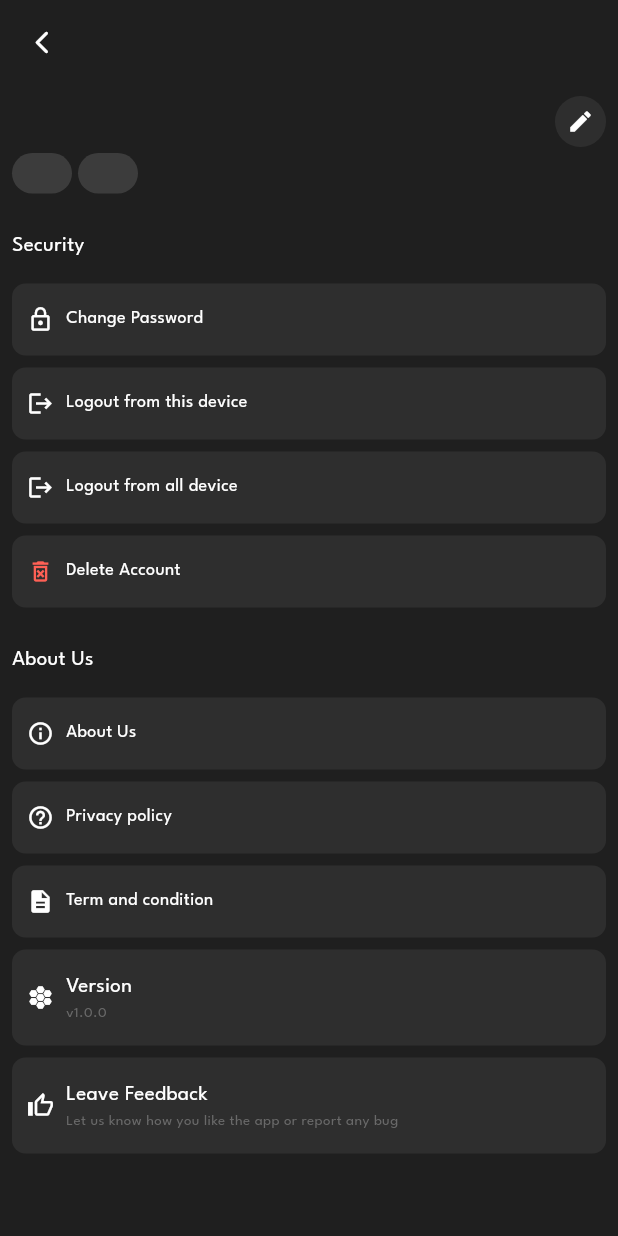
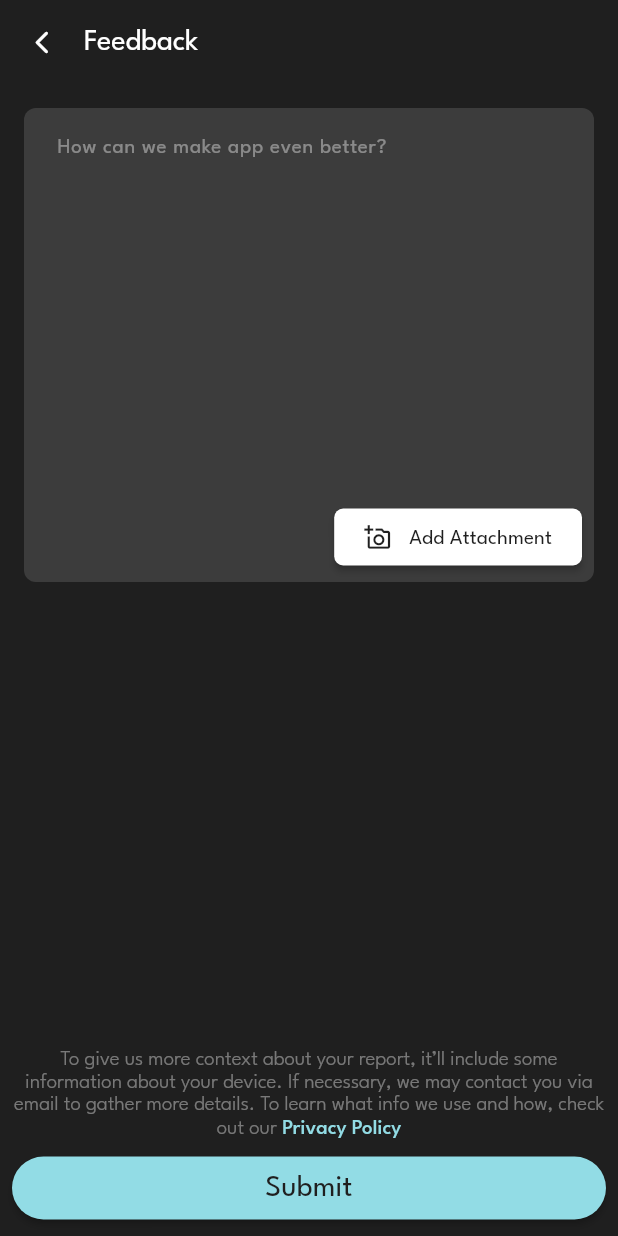
Before and after one commit to bhagwanZaki/Todo-App, a Flutter app: the SettingScreen screen opened by its route, after a tap on "Leave Feedback", on a phone screen of 412 x 824 dp. Run offline on Flutter 3.47's test engine with Material 3 defaults, Android fonts, the phone set to English and light mode, and no system bars; our stand-ins replace flutter_slidable, fluttertoast, image_picker, shared_preferences; accounts and stored records are empty.

Commit message:
about us pages completed and feedback page UI done

```diff
--- a/lib/constant/routes.dart
+++ b/lib/constant/routes.dart
@@ -10,4 +10,8 @@ class Routes {
   static String settingScreen = "/settingScreen";
   static String mainScreen = "/mainScreen";
   static String verifyPasswordScreen = "/verifyPasswordScreen";
+  static String aboutScreen = "/aboutScreen";
+  static String privacyPolicyScreen = "/privacyPolicyScreen";
+  static String termAndConditionScreen = "/termAndConditionScreen";
+  static String feedbackScreen = "/feedbackScreen";
 }
--- a/lib/main.dart
+++ b/lib/main.dart
@@ -4,6 +4,10 @@ import 'package:todo/provier/auth_provider.dart';
 import 'package:todo/provier/todo_provider.dart';
 import 'package:todo/screen/auth/login_screen.dart';
 import 'package:todo/screen/auth/register_screen.dart';
+import 'package:todo/screen/profile/about/about_page.dart';
+import 'package:todo/screen/profile/about/feedback_page.dart';
+import 'package:todo/screen/profile/about/privacy_policy_screen.dart';
+import 'package:todo/screen/profile/about/term_and_condition_screen.dart';
 import 'package:todo/screen/profile/setting_screen.dart';
 import 'package:todo/screen/main/todo_list_screen.dart';
 import 'package:todo/screen/password/forget_password_screen.dart';
@@ -54,6 +58,12 @@ class MyApp extends StatelessWidget {
                 const ForgetPasswordScreen(),
             Routes.verifyPasswordScreen: (context) =>
                 const VerifyPasswordScreen(),
+            Routes.aboutScreen: (context) => const AboutPage(),
+            Routes.privacyPolicyScreen: (context) =>
+                const PrivacyPolicyScreen(),
+            Routes.termAndConditionScreen: (context) =>
+                const TermAndConditionScreen(),
+            Routes.feedbackScreen: (context) => const FeedbackPage(),
           },
         ),
       ),
--- /dev/null
+++ b/lib/screen/profile/about/feedback_page.dart
@@ -0,0 +1,228 @@
+import 'dart:io';
+
+import 'package:flutter/gestures.dart';
+import 'package:flutter/material.dart';
+import 'package:image_picker/image_picker.dart';
+import 'package:todo/constant/routes.dart';
+import 'package:todo/theme/app_color.dart';
+import 'package:todo/utils/common.dart';
+
+class FeedbackPage extends StatefulWidget {
+  const FeedbackPage({super.key});
+
+  @override
+  State<FeedbackPage> createState() => _FeedbackPageState();
+}
+
+class _FeedbackPageState extends State<FeedbackPage> {
+  TextEditingController _editTextController = TextEditingController();
+  ScrollController _scrollController = ScrollController();
+  File? uploadedImage;
+  bool isImageSelected = false;
+
+  @override
+  Widget build(BuildContext context) {
+    return Scaffold(
+      appBar: AppBar(
+        title: Text("Feedback"),
+      ),
+      bottomNavigationBar: Padding(
+        padding: const EdgeInsets.all(8.0),
+        child: Column(
+          mainAxisSize: MainAxisSize.min,
+          children: [
+            Padding(
+              padding: EdgeInsets.symmetric(
+                  horizontal: Common.isMediumScreen(context) ? 80 : 0),
+              child: RichText(
+                  textAlign: TextAlign.center,
+                  text: TextSpan(
+                      text:
+                          "To give us more context about your report, it’ll include some information about your device. If necessary, we may contact you via email to gather more details. To learn what info we use and how, check out our",
+                      style: TextStyle(
+                          height: 1.1,
+                          fontFamily: 'Spartan',
+                          fontWeight: FontWeight.w300,
+                          fontSize: 14,
+                          color: AppColor.white40),
+                      children: [
+                        TextSpan(
+                            text: " Privacy Policy",
+                            recognizer: TapGestureRecognizer()
+                              ..onTap = () => Navigator.pushNamed(
+                                  context, Routes.privacyPolicyScreen),
+                            style: TextStyle(
+                              height: 1.2,
+                              fontSize: 14,
+                              color: AppColor.blue,
+                              fontWeight: FontWeight.w500,
+                              fontFamily: 'Spartan',
+                            )),
+                      ])),
+            ),
+            const SizedBox(
+              height: 8,
+            ),
+            MaterialButton(
+              minWidth: double.infinity,
+              color: AppColor.blue,
+              shape: RoundedRectangleBorder(
+                  borderRadius: BorderRadius.circular(50)),
+              onPressed: () {},
+              child: Padding(
+                padding: const EdgeInsets.all(12.0),
+                child: Text(
+                  "Submit",
+                  textAlign: TextAlign.center,
+                  style: TextStyle(
+                    height: 0,
+                    fontSize: 20,
+                    color: AppColor.black,
+                    fontWeight: FontWeight.w400,
+                  ),
+                ),
+              ),
+            )
+          ],
+        ),
+      ),
+      body: SingleChildScrollView(
+          padding: const EdgeInsets.all(16),
+          child: Container(
+            padding: const EdgeInsets.symmetric(horizontal: 8, vertical: 6),
+            decoration: BoxDecoration(
+                color: AppColor.textInput,
+                borderRadius: BorderRadius.circular(8)),
+            child: Column(
+              mainAxisSize: MainAxisSize.min,
+              children: [
+                Row(
+                  children: [
+                    if (isImageSelected)
+                      Stack(
+                        clipBehavior: Clip.none,
+                        children: [
+                          Padding(
+                            padding: const EdgeInsets.symmetric(
+                                vertical: 16, horizontal: 8),
+                            child: Container(
+                              decoration: BoxDecoration(
+                                borderRadius: BorderRadius.circular(8),
+                              ),
+                              child: ClipRRect(
+                                borderRadius: BorderRadius.circular(8.0),
+                                child: Image.file(
+                                  uploadedImage!,
+                                  // height: 400,
+                                  width: 200,
+                                  fit: BoxFit.fitWidth,
+                                ),
+                              ),
+                            ),
+                          ),
+                          Positioned(
+                            top: 6,
+                            right: -2,
+                            child: InkWell(
+                                onTap: () {
+                                  setState(() {
+                                    uploadedImage = null;
+                                    isImageSelected = false;
+                                  });
+                                },
+                                child: Ink(
+                                  child: Container(
+                                      padding: const EdgeInsets.all(4),
+                                      decoration: BoxDecoration(
+                                        shape: BoxShape.circle,
+                                        color: AppColor.red,
+                                      ),
+                                      child: Icon(
+                                        Icons.close,
+                                        size: 14,
+                                      )),
+                                )),
+                          )
+                        ],
+                      ),
+                    isImageSelected
+                        ? SizedBox(
+                            width: 8,
+                          )
+                        : SizedBox(),
+                    Expanded(
+                      child: Scrollbar(
+                        controller: _scrollController,
+                        child: TextFormField(
+                          controller: _editTextController,
+                          maxLines: 10,
+                          decoration: InputDecoration(
+                              hintText: "How can we make app even better?",
+                              fillColor: Colors.transparent,
+                              enabledBorder: transparentTextFieldBorder(),
+                              focusedBorder: transparentTextFieldBorder(),
+                              errorBorder: transparentTextFieldBorder()),
+                        ),
+                      ),
+                    )
+                  ],
+                ),
+                Align(
+                  alignment: Alignment.centerRight,
+                  child: MaterialButton(
+                    onPressed: () async {
+                      var pickedFile = await ImagePicker()
+                          .pickImage(source: ImageSource.gallery);
+                      if (pickedFile != null) {
+                        setState(() {
+                          uploadedImage = File(pickedFile.path);
+                          isImageSelected = true;
+                        });
+                      }
+                    },
+                    shape: RoundedRectangleBorder(
+                        borderRadius: BorderRadius.circular(6)),
+                    color: Colors.white,
+                    child: Padding(
+                      padding: const EdgeInsets.symmetric(
+                          horizontal: 4, vertical: 10),
+                      child: Row(
+                        mainAxisSize: MainAxisSize.min,
+                        crossAxisAlignment: CrossAxisAlignment.center,
+                        children: [
+                          Icon(
+                            Icons.add_a_photo_outlined,
+                            color: AppColor.black,
+                            size: 18,
+                          ),
+                          const SizedBox(
+                            width: 12,
+                          ),
+                          Padding(
+                            padding: const EdgeInsets.only(top: 2),
+                            child: Text(
+                              "Add Attachment",
+                              style: TextStyle(
+                                  height: 0,
+                                  color: AppColor.black,
+                                  fontWeight: FontWeight.w400),
+                            ),
+                          )
+                        ],
+                      ),
+                    ),
+                  ),
+                )
+              ],
+            ),
+          )),
+    );
+  }
+
+  OutlineInputBorder transparentTextFieldBorder() {
+    return OutlineInputBorder(
+      borderRadius: BorderRadius.circular(8),
+      borderSide: const BorderSide(color: Colors.transparent),
+    );
+  }
+}
--- a/lib/screen/profile/setting_screen.dart
+++ b/lib/screen/profile/setting_screen.dart
@@ -6,7 +6,6 @@ import 'package:todo/provier/auth_provider.dart';
 import 'package:todo/screen/profile/edit_profile.dart';
 import 'package:todo/stream/auth_stream.dart';
 import 'package:todo/theme/app_color.dart';
-import 'package:todo/utils/api_response.dart';
 import 'package:todo/utils/common.dart';
 import 'package:todo/constant/routes.dart';
 import 'package:todo/utils/preferences.dart';
@@ -24,13 +23,6 @@ class _SettingScreenState extends State<SettingScreen> {
   String? username = "";
   String? email = "";
   String? fullname = "";
-  AuthStream? _stream;
-
-  @override
-  void initState() {
-    _stream = AuthStream();
-    super.initState();
-  }
 
   @override
   Widget build(BuildContext context) {
@@ -100,22 +92,29 @@ class _SettingScreenState extends State<SettingScreen> {
             size8(),
             LogoutItem(logoutFromALLdevice: true),
             size8(),
-            DeleteAccountItem(username: username!,email: email!),
+            DeleteAccountItem(username: username!, email: email!),
             size25(),
             const Text("About Us"),
             size15(),
-            settingInkWell(Icons.info_outline, "About Us", () {}),
+            settingInkWell(Icons.info_outline, "About Us",
+                () => Navigator.pushNamed(context, Routes.aboutScreen)),
             size8(),
-            settingInkWell(Icons.help_outline, "Privacy policy", () {}),
+            settingInkWell(Icons.help_outline, "Privacy policy",
+                () => Navigator.pushNamed(context, Routes.privacyPolicyScreen)),
             size8(),
-            settingInkWell(Icons.description, "Term and condition", () {}),
+            settingInkWell(
+                Icons.description,
+                "Term and condition",
+                () => Navigator.pushNamed(
+                    context, Routes.termAndConditionScreen)),
             size8(),
-            settingDoubleRowInkWell(Icons.hive, "Version", "v1.0.0"),
+            settingDoubleRowInkWell(Icons.hive, "Version", "v1.0.0", () {}),
             size8(),
             settingDoubleRowInkWell(
                 Icons.thumb_up_alt_outlined,
                 "Leave Feedback",
-                "Let us know how you like the app or report any bug"),
+                "Let us know how you like the app or report any bug",
+                () => Navigator.pushNamed(context, Routes.feedbackScreen)),
             size25()
           ],
         ),
@@ -202,10 +201,11 @@ class _SettingScreenState extends State<SettingScreen> {
     );
   }
 
-  InkWell settingDoubleRowInkWell(IconData icon, String text, String subText,
+  InkWell settingDoubleRowInkWell(
+      IconData icon, String text, String subText, Function onTap,
       {Color iconColor = AppColor.white, Color textColor = AppColor.white}) {
     return InkWell(
-      onTap: () {},
+      onTap: () => onTap(),
       borderRadius: BorderRadius.circular(9),
       child: Ink(
         padding: const EdgeInsets.symmetric(vertical: 15, horizontal: 10),
--- a/lib/utils/common.dart
+++ b/lib/utils/common.dart
@@ -53,11 +53,13 @@ class Common {
     }
   }
 
-    static bool isLargeScreen(BuildContext context) {
+  static bool isLargeScreen(BuildContext context) {
+    print("?? Screen width ${MediaQuery.of(context).size.width}");
     return MediaQuery.of(context).size.width > 960.0;
   }
 
   static bool isMediumScreen(BuildContext context) {
+    print("?? Screen width ${MediaQuery.of(context).size.width}");
     return MediaQuery.of(context).size.width > 640.0;
   }
 
--- a/pubspec.yaml
+++ b/pubspec.yaml
@@ -40,6 +40,7 @@ dependencies:
   fluttertoast: ^8.2.8
   http: ^1.2.2
   flutter_slidable: ^3.1.1
+  image_picker: ^1.1.2
 
 dev_dependencies:
   flutter_test:
@@ -63,6 +64,7 @@ flutter:
     - asset/images/splashscreen.png
     - asset/images/email.png
     - asset/images/error.png
+    - asset/images/empty.png
 
   fonts:
     - family: Spartan
```
Also changed, not shown: lib/screen/main/todo_list_screen.dart (+12 -1 lines), lib/screen/profile/about/about_page.dart (added, +69 -0 lines), lib/screen/profile/about/privacy_policy_screen.dart (added, +83 -0 lines), lib/screen/profile/about/term_and_condition_screen.dart (added, +116 -0 lines), asset/images/email.png, asset/images/empty.png (added), pubspec.lock, 5 other files.
